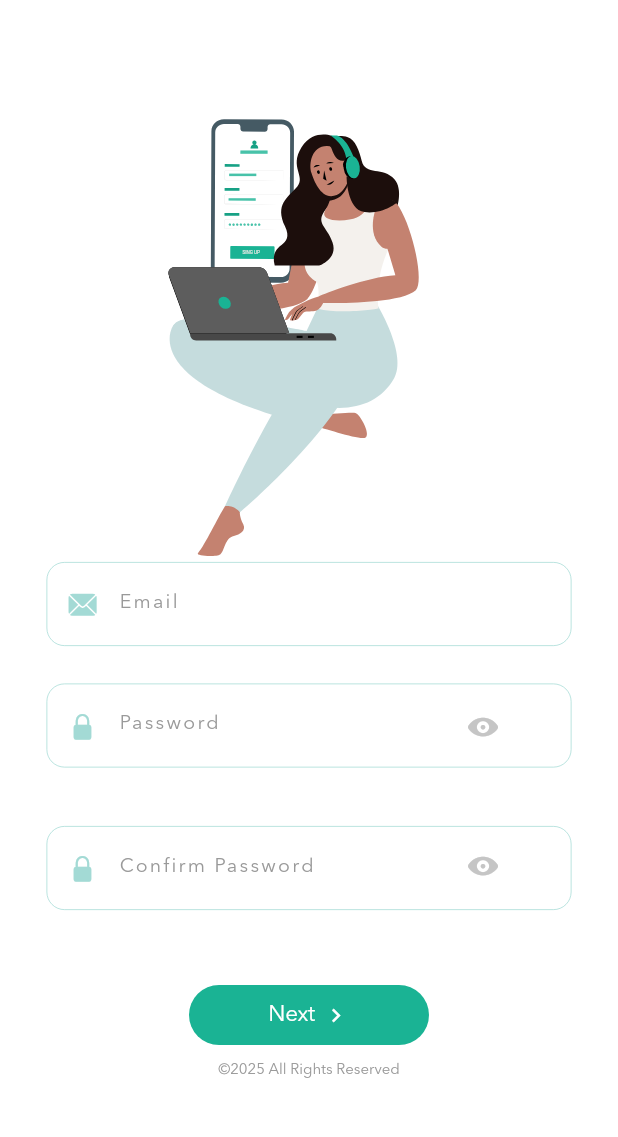
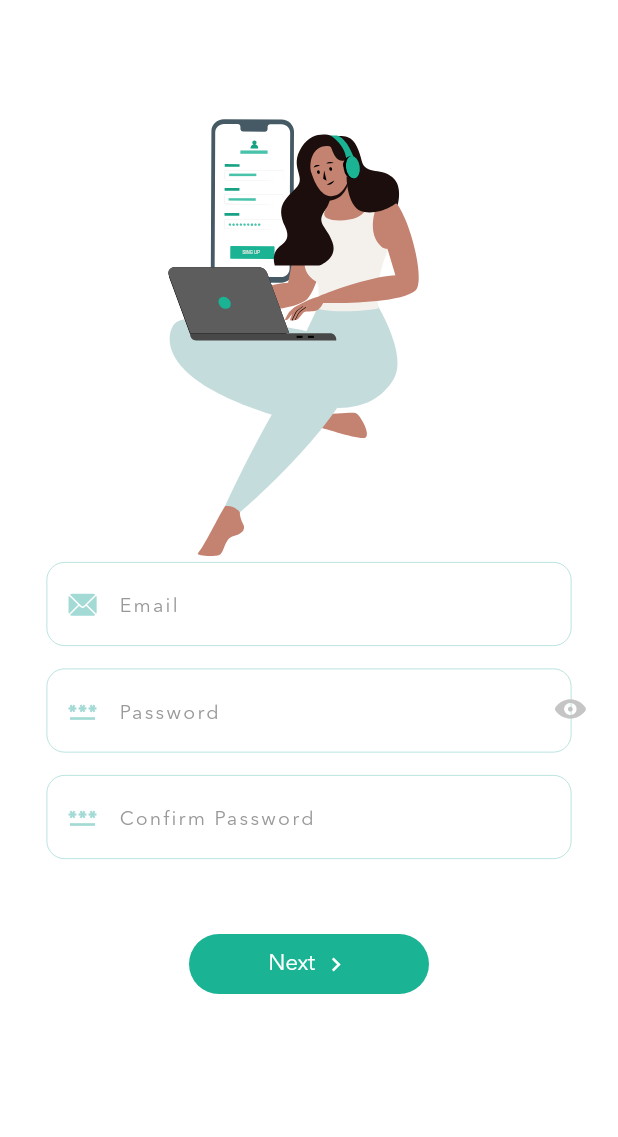
Before and after one commit to FredericBicandi/Nutriverse, a Flutter app: the CreateAccount screen opened directly, on a phone screen of 412 x 824 dp, the part 83-1220 px from its top. Run offline on Flutter 3.47's test engine with Material 3 defaults, Android fonts, the light colour scheme and no system bars; our stand-ins replace flutter_svg, image_picker, supabase_flutter, video_player; missing offline and left inert: cupertino_modal_sheet; accounts and stored records are empty; network calls fail.

Commit message:
fixing ui

```diff
--- a/lib/View/create_account_screen/create_account.dart
+++ b/lib/View/create_account_screen/create_account.dart
@@ -52,7 +52,7 @@
                 ),
               ],
             ),
-            const SizedBox(height: 25),
+            const SizedBox(height: 15),
             // Password Field
             Stack(
               children: [
@@ -73,27 +73,28 @@
                     isValidInput: isValidPassword,
                     controllerName: passwordController,
                     textInputAction: TextInputAction.next,
-                    iconName: CupertinoIcons.padlock_solid,
+                    iconName: material.Icons.password_outlined,
                     filterTextInput:
                         FilteringTextInputFormatter.allow(passwordRegex),
                   ),
                 ),
-                Positioned(
-                  top: 12,
-                  left: 300,
-                  child: DynamicTextButton(
-                    onClick: () {
-                      setState(() => showPassword = !showPassword);
-                    },
-                    buttonIcon: showPassword
+                Padding(
+                  padding: const EdgeInsets.fromLTRB(350, 0, 0, 0),
+                  child: CupertinoButton(
+                    onPressed: () => setState(
+                            () => showPassword = !showPassword),
+                    child: Icon(
+                      color: Color(fade),
+                      showPassword
                           ? CupertinoIcons.eye_fill
                           : CupertinoIcons.eye_slash_fill,
                     ),
                   ),
-                material.Center(
-                  child: Padding(
-                    padding: const EdgeInsets.fromLTRB(0, 95, 0, 0),
-                    child: SmartTextField(
+                ),
+              ],
+            ),
+            const SizedBox(height: 15),
+            SmartTextField(
               onChangeFunction: (value) {
                 if (!isValidPasswordMatch) {
                   setState(
@@ -111,25 +112,9 @@
               obscureText: showPassword,
               isValidInput: isValidPasswordMatch,
               controllerName: confirmPasswordController,
-                      iconName: CupertinoIcons.padlock_solid,
+              iconName: material.Icons.password_outlined,
               filterTextInput:
               FilteringTextInputFormatter.allow(passwordRegex),
-                    ),
-                  ),
-                ),
-                Positioned(
-                  top: 105,
-                  left: 300,
-                  child: DynamicTextButton(
-                    onClick: () {
-                      setState(() => showPassword = !showPassword);
-                    },
-                    buttonIcon: showPassword
-                        ? CupertinoIcons.eye_fill
-                        : CupertinoIcons.eye_slash_fill,
-                  ),
-                ),
-              ],
             ),
             const SizedBox(height: 50),
             DynamicButton(
@@ -147,8 +132,7 @@
               setIcon: material.Icons.keyboard_arrow_right,
               isLoading: isLoading,
             ),
-            const SizedBox(height: 10),
-            const Footer()
+            Footer(setHeight: 180)
           ],
         )),
       ),
--- a/lib/View/create_account_screen/user_info.dart
+++ b/lib/View/create_account_screen/user_info.dart
@@ -397,8 +397,7 @@
                   setText: "Create Account",
                 ),
               ),
-              const Footer(),
-              const SizedBox(height: 35)
+               Footer(),
             ],
           ),
         ),
--- a/lib/View/email_verification/edit_email.dart
+++ b/lib/View/email_verification/edit_email.dart
@@ -69,8 +69,7 @@
                               setIcon: material.Icons.send_and_archive_outlined,
                               setText: "Update & Send code",
                             ),
-                            SizedBox(height: sizeOf(context, 0.70)),
-                            const Footer(),
+                             Footer(),
                           ],
                         ),
                       ),
--- a/lib/View/email_verification/email_verification.dart
+++ b/lib/View/email_verification/email_verification.dart
@@ -81,8 +81,7 @@
               setText: "Next",
               setIcon: Icons.keyboard_arrow_right_sharp,
             ),
-            const SizedBox(height: 20),
-            const Footer()
+             Footer()
           ],
         ),
       ),
--- a/lib/View/forget_password_screen/forget_password.dart
+++ b/lib/View/forget_password_screen/forget_password.dart
@@ -89,8 +89,7 @@
                                     setIcon:
                                         CupertinoIcons.refresh_circled_solid,
                                   ),
-                                  const SizedBox(height: 10),
-                                  const Footer()
+                                   Footer()
                                 ],
                               ),
                             ),
--- a/lib/View/forget_password_screen/password_reset.dart
+++ b/lib/View/forget_password_screen/password_reset.dart
@@ -114,8 +114,7 @@
                 setText: "Change Password",
                 isLoading: isLoading,
               ),
-              const SizedBox(height: 10),
-              const Footer()
+               Footer()
             ],
           ),
         ),
--- a/lib/View/loading_screen/loading_screen.dart
+++ b/lib/View/loading_screen/loading_screen.dart
@@ -71,8 +71,7 @@
               "Powered by the holy spirit.",
               style: TextStyle(color: Colors.blueGrey),
             ),
-            const SizedBox(height: 10),
-            const Footer()
+             Footer()
           ],
         ),
       ),
--- a/lib/View/otp_screen/verify_otp.dart
+++ b/lib/View/otp_screen/verify_otp.dart
@@ -196,8 +196,7 @@
                   ),
                 ],
               ),
-              SizedBox(height: sizeOf(context, 0.500)),
-              const Footer()
+               Footer()
             ],
           ),
         ),
--- a/lib/Widgets/footer.dart
+++ b/lib/Widgets/footer.dart
@@ -1,16 +1,20 @@
 import '../includes.dart';
 
 class Footer extends StatelessWidget {
-  const Footer({super.key});
+  Footer({this.setHeight = 200, super.key});
+
+  double setHeight;
 
   @override
   Widget build(BuildContext context) {
-    return const Padding(
-      padding: EdgeInsets.only(bottom: 8),
-      child: Text(
-        "©2025 All Rights Reserved",
-        style: TextStyle(fontSize: 10, color: CupertinoColors.inactiveGray),
-      ),
+    return Column(
+      children: [
+        SizedBox(height: setHeight),
+        const Text(
+          "©2025 All Rights Reserved",
+          style: TextStyle(fontSize: 10, color: CupertinoColors.inactiveGray),
+        ),
+      ],
     );
   }
 }
--- a/lib/Widgets/smart_text_field.dart
+++ b/lib/Widgets/smart_text_field.dart
@@ -30,7 +30,22 @@
         decoration: InputDecoration(
           filled: true,
           fillColor: Colors.white,
-          labelText: widget.labelText,
+
+          // ↓ Push label down by 5px
+          label: Transform.translate(
+            offset: const Offset(0, 3),
+            child: Text(
+              widget.labelText,
+              style: TextStyle(
+                color: widget.isValidInput
+                    ? CupertinoColors.inactiveGray
+                    : CupertinoColors.destructiveRed,
+                fontSize: 13,
+                letterSpacing: 1.5,
+              ),
+            ),
+          ),
+
           errorText: widget.isValidInput ? null : widget.errorText,
           errorStyle: const TextStyle(
             color: CupertinoColors.destructiveRed,
@@ -46,15 +61,11 @@
           ),
           errorBorder: OutlineInputBorder(
             borderRadius: BorderRadius.circular(12),
-            borderSide: const BorderSide(
-            color:Colors.redAccent
-            ),
+            borderSide: const BorderSide(color: Colors.redAccent),
           ),
           focusedErrorBorder: OutlineInputBorder(
             borderRadius: BorderRadius.circular(12),
-            borderSide: const BorderSide(
-            color:CupertinoColors.destructiveRed
-            ),
+            borderSide: const BorderSide(color: CupertinoColors.destructiveRed),
           ),
           enabledBorder: OutlineInputBorder(
             borderRadius: BorderRadius.circular(12),
@@ -105,7 +116,6 @@
     required this.controllerName,
   });
 
-
   double width;
   int maxLen;
 
```
Also changed, not shown: lib/View/login_screen/login_sheet.dart (+13 -12 lines). Lines whose indentation alone changed are shown as unchanged.
